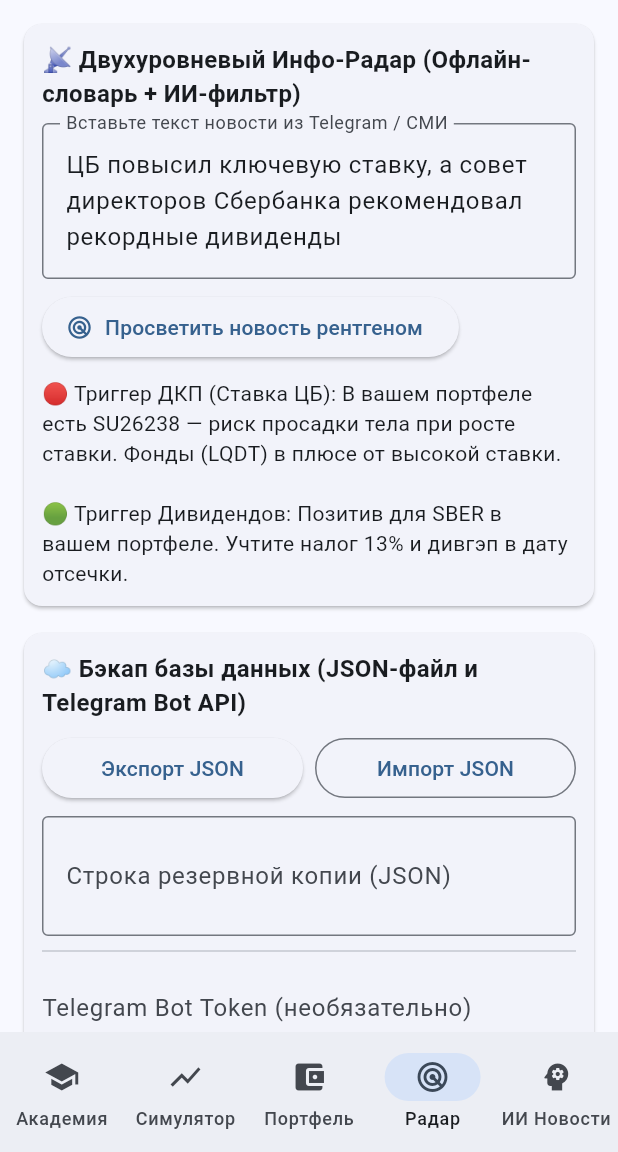
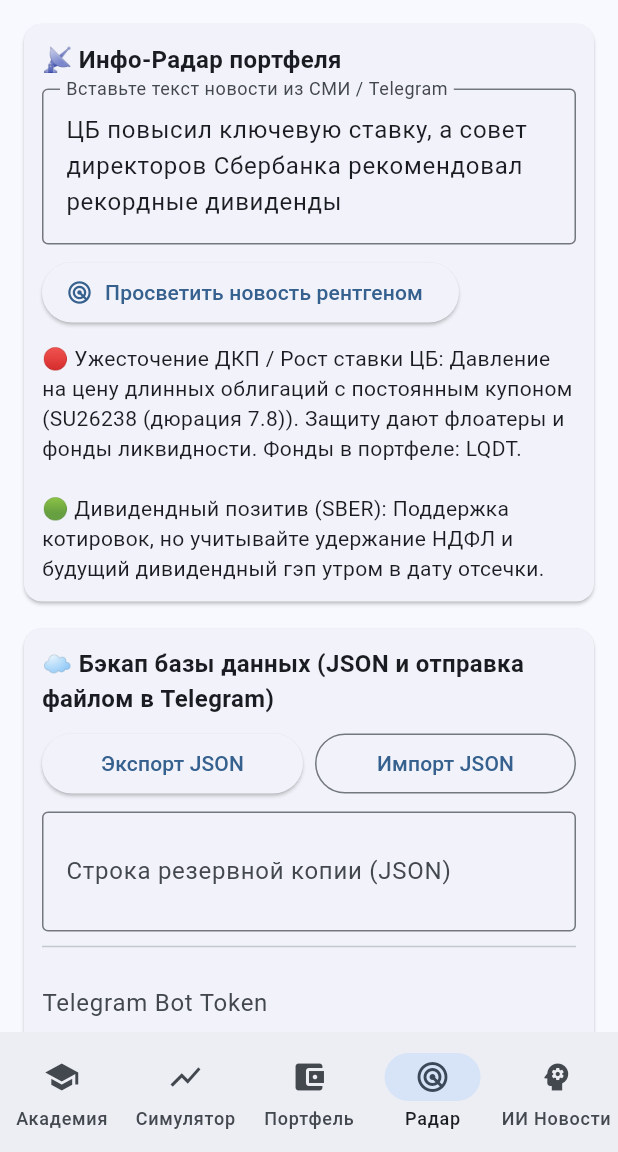
Before and after one commit to apriory50-create/invest_trainer, a Flutter app: the screen it shows after launch, item 4 of the bottom bar chosen, after a tap on "Просветить новость рентгеном", after a tap on "Импорт JSON", on a phone screen of 412 x 824 dp, the part 84-1236 px from its top. Run offline on Flutter 3.47's test engine with Material 3 defaults, Android fonts, the phone set to English and light mode, and no system bars; our stand-ins replace shared_preferences; network calls fail.

Commit message:
Update radar_screen.dart

```diff
--- a/lib/radar_screen.dart
+++ b/lib/radar_screen.dart
@@ -12,12 +12,14 @@ class RadarScreen extends StatefulWidget {
 
 class _RadarScreenState extends State<RadarScreen> {
   final _newsCtrl = TextEditingController(
-    text: 'ЦБ повысил ключевую ставку, а совет директоров Сбербанка рекомендовал рекордные дивиденды',
+    text:
+        'ЦБ повысил ключевую ставку, а совет директоров Сбербанка рекомендовал рекордные дивиденды',
   );
   final _tgTokenCtrl = TextEditingController();
   final _tgChatCtrl = TextEditingController();
   final _jsonBackupCtrl = TextEditingController();
-  String _analysisResult = 'Нажмите «Просветить новость рентгеном», чтобы увидеть влияние на ваш портфель.';
+  String _analysisResult =
+      'Нажмите «Просветить новость рентгеном», чтобы увидеть влияние на ваш реальный портфель.';
   String _backupStatus = '';
 
   @override
@@ -31,37 +33,87 @@ class _RadarScreenState extends State<RadarScreen> {
 
   void _analyzeNews() {
     final text = _newsCtrl.text.toLowerCase();
-    final List<String> findings = [];
+    final findings = <String>[];
     final portfolio = widget.state.portfolio;
 
     final bonds = portfolio.where((a) => a.type == 'bond').toList();
     final etfs = portfolio.where((a) => a.type == 'etf').toList();
+    final stocks = portfolio.where((a) => a.type == 'stock').toList();
 
-    if (text.contains('ставк') || text.contains('цб') || text.contains('инфляц')) {
-      final bondHint = bonds.isNotEmpty
-          ? 'В вашем портфеле есть ${bonds.map((b) => b.ticker).join(', ')} — риск просадки тела при росте ставки.'
-          : 'Длинные ОФЗ сейчас под давлением.';
-      final etfHint = etfs.isNotEmpty
-          ? 'Фонды (${etfs.map((e) => e.ticker).join(', ')}) в плюсе от высокой ставки.'
-          : '';
-      findings.add('🔴 Триггер ДКП (Ставка ЦБ): $bondHint $etfHint'.trim());
+    final hasRateWord = text.contains('ставк') ||
+        text.contains('цб') ||
+        text.contains('инфляц') ||
+        text.contains('ключев');
+
+    if (hasRateWord) {
+      final isCut = text.contains('сниз') ||
+          text.contains('смягч') ||
+          text.contains('пониз') ||
+          text.contains('замедл');
+      final bondNames = bonds.isEmpty
+          ? 'облигаций в портфеле нет'
+          : bonds
+              .map((b) => '${b.ticker} (дюрация ${b.duration})')
+              .join(', ');
+      final etfNames =
+          etfs.isEmpty ? '' : ' Фонды в портфеле: ${etfs.map((e) => e.ticker).join(', ')}.';
+
+      if (isCut) {
+        findings.add(
+          '🟢 Смягчение ДКП / Снижение ставки ЦБ: Позитив для тела облигаций с фиксированным купоном ($bondNames) и рынка акций.',
+        );
+      } else {
+        findings.add(
+          '🔴 Ужесточение ДКП / Рост ставки ЦБ: Давление на цену длинных облигаций с постоянным купоном ($bondNames). Защиту дают флоатеры и фонды ликвидности.$etfNames',
+        );
+      }
     }
 
-    if (text.contains('дивиденд') || text.contains('сбер') || text.contains('лукойл')) {
-      final hasSber = portfolio.any((a) => a.ticker == 'SBER');
+    if (text.contains('дивиденд')) {
+      final isCanceled = text.contains('отказ') ||
+          text.contains('не выплат') ||
+          text.contains('отмен') ||
+          text.contains('пропуск');
+
+      final matchedStocks = stocks.where((s) {
+        final t = s.ticker.toLowerCase();
+        final n = s.name.toLowerCase();
+        return text.contains(t) ||
+            text.contains(n) ||
+            (s.ticker == 'SBER' && text.contains('сбер')) ||
+            (s.ticker == 'LKOH' && text.contains('лукойл')) ||
+            (s.ticker == 'GAZP' && text.contains('газпром'));
+      }).toList();
+
+      final targetLabel = matchedStocks.isNotEmpty
+          ? matchedStocks.map((s) => s.ticker).join(', ')
+          : (stocks.isNotEmpty
+              ? stocks.map((s) => s.ticker).join(', ')
+              : 'акций в портфеле');
+
+      if (isCanceled) {
+        findings.add(
+          '🔴 Негатив по дивидендам ($targetLabel): Отказ или отмена выплат обычно вызывает коррекцию котировок.',
+        );
+      } else {
+        findings.add(
+          '🟢 Дивидендный позитив ($targetLabel): Поддержка котировок, но учитывайте удержание НДФЛ и будущий дивидендный гэп утром в дату отсечки.',
+        );
+      }
+    }
+
+    if (text.contains('оферт') ||
+        text.contains('дефолт') ||
+        text.contains('допэмисс')) {
       findings.add(
-        hasSber
-            ? '🟢 Триггер Дивидендов: Позитив для SBER в вашем портфеле. Учтите налог 13% и дивгэп в дату отсечки.'
-            : '🟢 Триггер Дивидендов: Позитив для дивидендных фишек, но учтите налог 13% и утренний дивгэп.',
+        '⚠️ Корпоративный риск: Проверьте условия пут-оферты по облигациям и риск размытия доли (FPO) по акциям!',
       );
     }
 
-    if (text.contains('оферт') || text.contains('дефолт') || text.contains('допэмисс')) {
-      findings.add('⚠️ Критический риск: Проверьте дату пут-оферты, ковенанты и риск размытия доли!');
-    }
-
     if (findings.isEmpty) {
-      findings.add('🟡 Нейтральный шум: Прямых фундаментальных триггеров для бумаг вашего портфеля не обнаружено.');
+      findings.add(
+        '🟡 Нейтральный фон: Прямых триггеров для текущих бумаг вашего портфеля (${widget.state.portfolioTickers.join(", ")}) не обнаружено.',
+      );
     }
 
     setState(() {
@@ -81,7 +133,7 @@ class _RadarScreenState extends State<RadarScreen> {
               crossAxisAlignment: CrossAxisAlignment.start,
               children: [
                 const Text(
-                  '📡 Двухуровневый Инфо-Радар (Офлайн-словарь + ИИ-фильтр)',
+                  '📡 Инфо-Радар портфеля',
                   style: TextStyle(fontWeight: FontWeight.bold, fontSize: 16),
                 ),
                 const SizedBox(height: 8),
@@ -89,7 +141,7 @@ class _RadarScreenState extends State<RadarScreen> {
                   controller: _newsCtrl,
                   maxLines: 3,
                   decoration: const InputDecoration(
-                    labelText: 'Вставьте текст новости из Telegram / СМИ',
+                    labelText: 'Вставьте текст новости из СМИ / Telegram',
                     border: OutlineInputBorder(),
                   ),
                 ),
@@ -113,7 +165,7 @@ class _RadarScreenState extends State<RadarScreen> {
               crossAxisAlignment: CrossAxisAlignment.start,
               children: [
                 const Text(
-                  '☁️ Бэкап базы данных (JSON-файл и Telegram Bot API)',
+                  '☁️ Бэкап базы данных (JSON и отправка файлом в Telegram)',
                   style: TextStyle(fontWeight: FontWeight.bold, fontSize: 16),
                 ),
                 const SizedBox(height: 8),
@@ -125,7 +177,8 @@ class _RadarScreenState extends State<RadarScreen> {
                           final jsonStr = widget.state.exportBackupJson();
                           _jsonBackupCtrl.text = jsonStr;
                           Clipboard.setData(ClipboardData(text: jsonStr));
-                          setState(() => _backupStatus = 'JSON скопирован в буфер обмена!');
+                          setState(() => _backupStatus =
+                              'JSON скопирован в буфер обмена!');
                         },
                         child: const Text('Экспорт JSON'),
                       ),
@@ -134,8 +187,11 @@ class _RadarScreenState extends State<RadarScreen> {
                     Expanded(
                       child: OutlinedButton(
                         onPressed: () {
-                          final ok = widget.state.importBackupJson(_jsonBackupCtrl.text);
-                          setState(() => _backupStatus = ok ? 'Данные успешно восстановлены!' : 'Ошибка формата JSON');
+                          final ok = widget.state
+                              .importBackupJson(_jsonBackupCtrl.text);
+                          setState(() => _backupStatus = ok
+                              ? 'Данные успешно восстановлены!'
+                              : 'Ошибка формата JSON (старые данные сохранены)');
                         },
                         child: const Text('Импорт JSON'),
                       ),
@@ -154,11 +210,15 @@ class _RadarScreenState extends State<RadarScreen> {
                 const Divider(height: 20),
                 TextField(
                   controller: _tgTokenCtrl,
-                  decoration: const InputDecoration(labelText: 'Telegram Bot Token (необязательно)'),
+                  decoration: const InputDecoration(
+                    labelText: 'Telegram Bot Token',
+                  ),
                 ),
                 TextField(
                   controller: _tgChatCtrl,
-                  decoration: const InputDecoration(labelText: 'Ваш Telegram Chat ID'),
+                  decoration: const InputDecoration(
+                    labelText: 'Ваш Telegram Chat ID',
+                  ),
                 ),
                 const SizedBox(height: 8),
                 ElevatedButton.icon(
@@ -167,18 +227,18 @@ class _RadarScreenState extends State<RadarScreen> {
                       _tgTokenCtrl.text.trim(),
                       _tgChatCtrl.text.trim(),
                     );
-                    if (!mounted) return;
                     setState(() => _backupStatus = msg);
                   },
                   icon: const Icon(Icons.send),
-                  label: const Text('Отправить бэкап в Telegram'),
+                  label: const Text('Отправить файл бэкапа в Telegram'),
                 ),
                 if (_backupStatus.isNotEmpty)
                   Padding(
                     padding: const EdgeInsets.only(top: 8),
                     child: Text(
                       _backupStatus,
-                      style: const TextStyle(color: Colors.green, fontWeight: FontWeight.bold),
+                      style: const TextStyle(
+                          color: Colors.green, fontWeight: FontWeight.bold),
                     ),
                   ),
               ],
```
